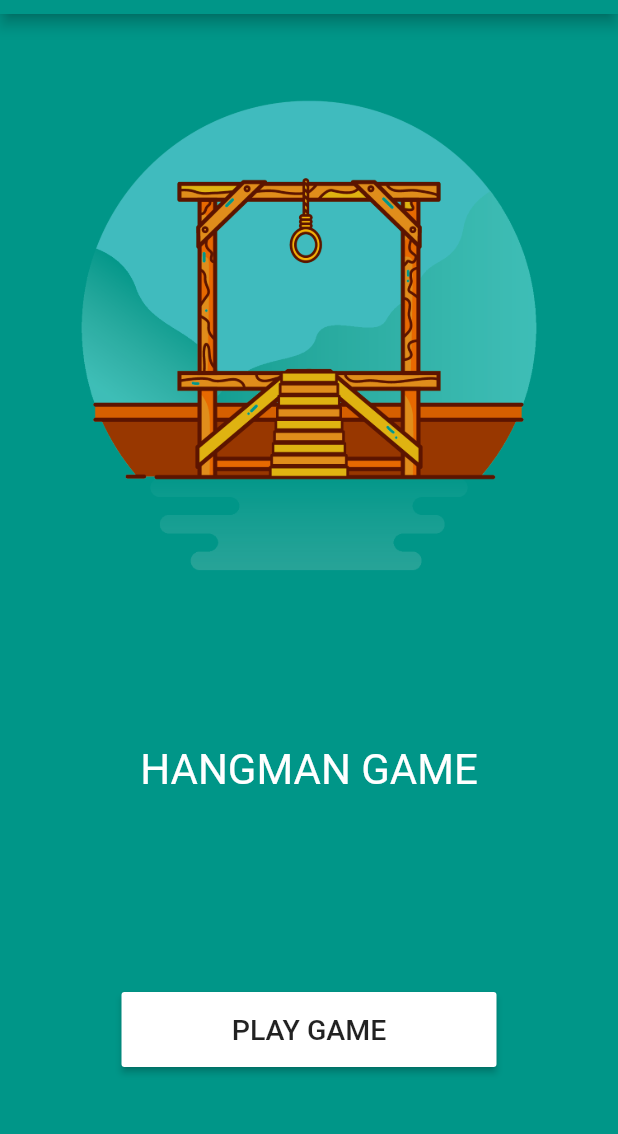
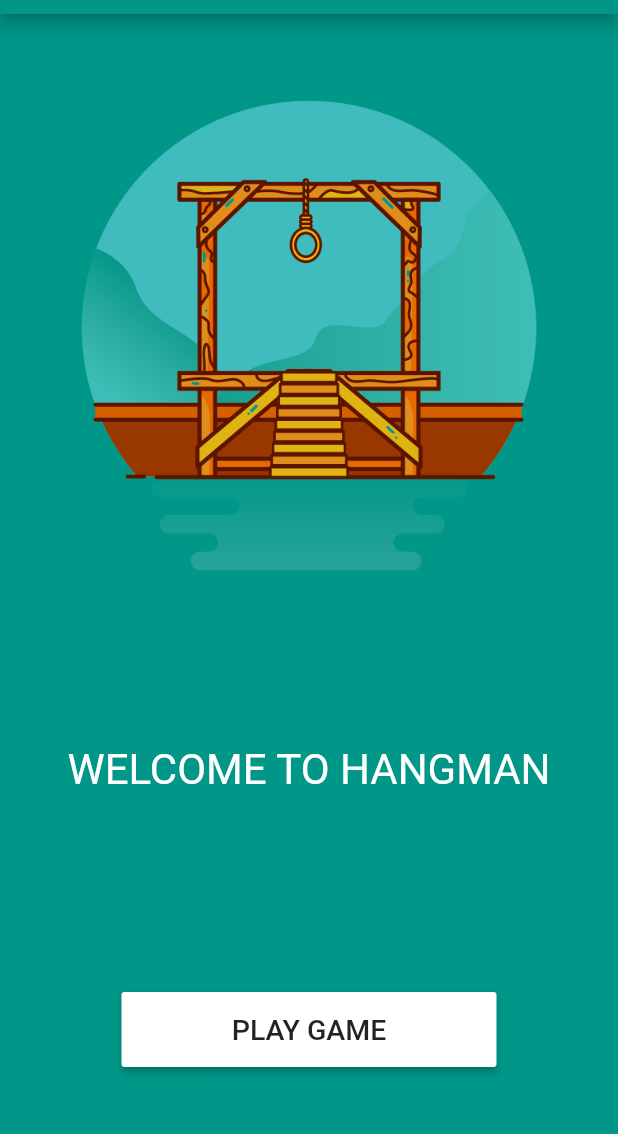
Before and after one commit to Exalter104/PUB.DEV-IMPORTANT-PACKAGES, a Flutter app: the screen it shows after launch, on a phone screen of 412 x 824 dp, the part 70-1204 px from its top. Run offline on Flutter 3.47's test engine with Material 2 defaults, Android fonts, the phone set to English and light mode, and no system bars; drawn by our look-alikes of animated_text_kit; Roboto replaces fonts that are missing (Agne).

Commit message:
HANGMAN FYP:Ready for 10% Presentation

```diff
--- a/pub_packages/lib/hangman.dart
+++ b/pub_packages/lib/hangman.dart
@@ -40,7 +40,7 @@ class _HangmanState extends State<Hangman> {
                       ),
                       child: AnimatedTextKit(
                         animatedTexts: [
-                          WavyAnimatedText('HANGMAN GAME'),
+                          WavyAnimatedText('WELCOME TO HANGMAN'),
                           // WavyAnimatedText('GAME'),
                         ],
                         // TypewriterAnimatedText('HANGMA],
```
